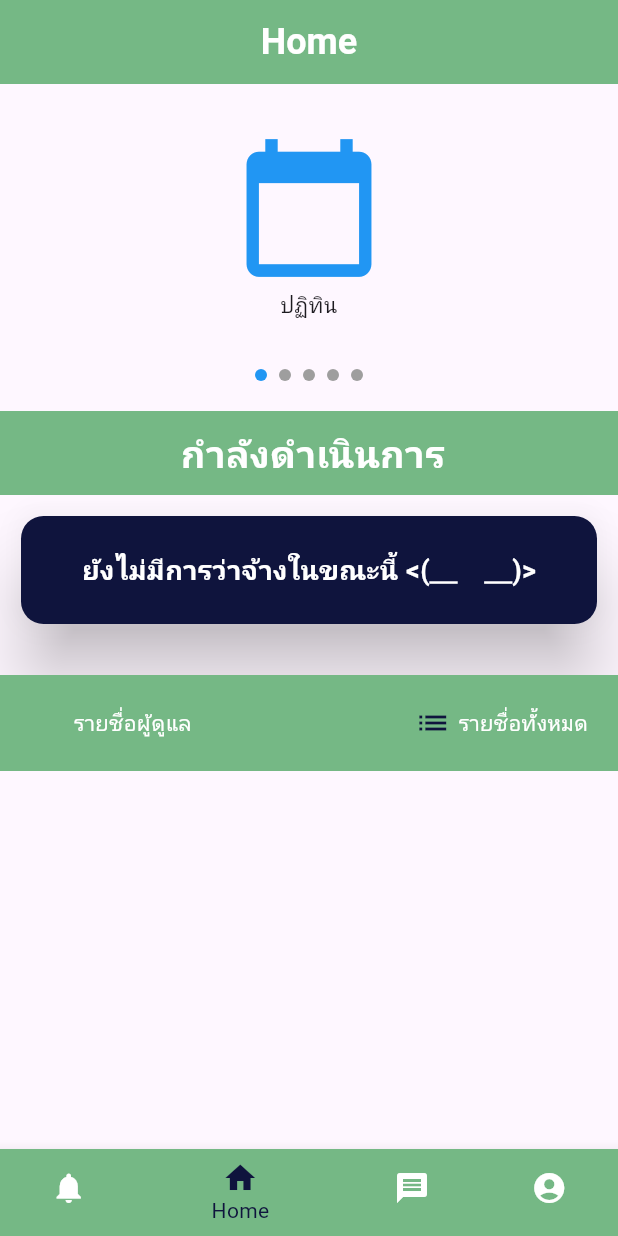
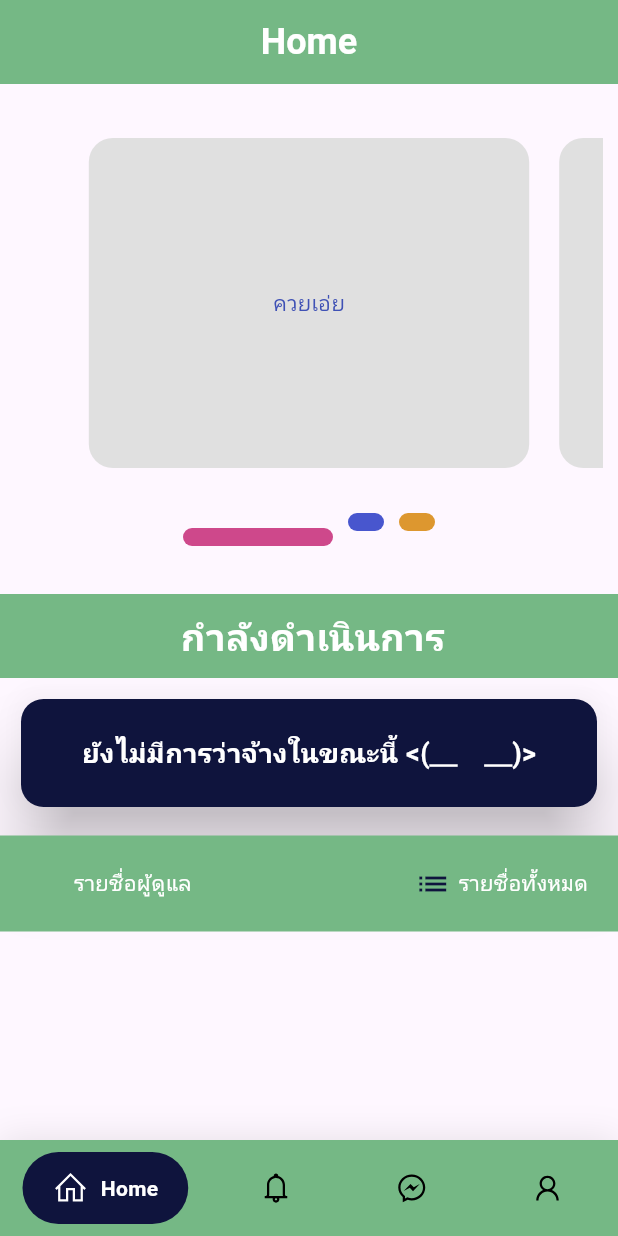
Before and after one commit to s6352410011/CarePatient, a Flutter app: the HomeMainPatientUI screen opened directly, on a phone screen of 412 x 824 dp. Run offline on Flutter 3.47's test engine with Material 3 defaults, Android fonts, the phone set to English and light mode, and no system bars; drawn by our look-alikes of google_nav_bar, smooth_page_indicator; our stand-ins replace animate_do, cloud_firestore, email_validator, file_picker, firebase_auth, firebase_core and 6 more; accounts and stored records are empty; network calls fail.

Commit message:
Fix UI New Home

```diff
--- /dev/null
+++ b/lib/Patient_Page/ShowPage/page1.dart
@@ -0,0 +1,25 @@
+import 'package:flutter/material.dart';
+
+class ShowPage1 extends StatelessWidget {
+  const ShowPage1({Key? key}) : super(key: key);
+
+  @override
+  Widget build(BuildContext context) {
+    return Container(
+      decoration: BoxDecoration(
+        borderRadius: BorderRadius.circular(16),
+        color: Colors.grey.shade300,
+      ),
+      margin: EdgeInsets.symmetric(horizontal: 10, vertical: 10),
+      child: Container(
+        height: 280,
+        child: Center(
+          child: Text(
+            "ควยเอ่ย",
+            style: TextStyle(color: Colors.indigo),
+          ),
+        ),
+      ),
+    );
+  }
+}
--- /dev/null
+++ b/lib/Patient_Page/ShowPage/page2.dart
@@ -0,0 +1,25 @@
+import 'package:flutter/material.dart';
+
+class ShowPage2 extends StatelessWidget {
+  const ShowPage2({Key? key}) : super(key: key);
+
+  @override
+  Widget build(BuildContext context) {
+    return Container(
+      decoration: BoxDecoration(
+        borderRadius: BorderRadius.circular(16),
+        color: Colors.grey.shade300,
+      ),
+      margin: EdgeInsets.symmetric(horizontal: 10, vertical: 10),
+      child: Container(
+        height: 280,
+        child: Center(
+          child: Text(
+            "เมื่อไหร่จะจบ",
+            style: TextStyle(color: Colors.indigo),
+          ),
+        ),
+      ),
+    );
+  }
+}
--- a/lib/Patient_Page/home_patient_ui.dart
+++ b/lib/Patient_Page/home_patient_ui.dart
@@ -1,15 +1,17 @@
-import 'package:care_patient/Calendar_Page/calendar.dart';
 import 'package:care_patient/Caregiver_Page/data_patient_ui.dart';
-import 'package:care_patient/Pages/historywork_ui.dart';
-import 'package:care_patient/Pages/map_ui.dart';
-import 'package:care_patient/Pages/review_ui.dart';
 import 'package:care_patient/Patient_Page/allcaregiver_ui.dart';
 import 'package:care_patient/class/database.dart';
+import 'package:care_patient/test.dart';
 import 'package:firebase_core/firebase_core.dart';
 import 'package:flutter/material.dart';
 import 'package:care_patient/class/color.dart';
 import 'package:cloud_firestore/cloud_firestore.dart';
 import 'package:firebase_auth/firebase_auth.dart';
+import 'package:care_patient/Patient_Page/ShowPage/page1.dart';
+import 'package:care_patient/Patient_Page/ShowPage/page2.dart';
+import 'package:care_patient/Patient_Page/ShowPage/page3.dart';
+import 'package:care_patient/class/color.dart';
+import 'package:smooth_page_indicator/smooth_page_indicator.dart';
 
 class HomePatientUI extends StatefulWidget {
   const HomePatientUI({super.key});
@@ -19,170 +21,72 @@ class HomePatientUI extends StatefulWidget {
 }
 
 class _HomePatientUIState extends State<HomePatientUI> {
-  int _selectedIndex = 0; // ตั้งค่าเริ่มต้นของ index ปัจจุบัน
+  final controller = PageController(viewportFraction: 0.8, keepPage: true);
+  int _currentPage = 0;
+
+  @override
+  void initState() {
+    super.initState();
+    _startLoop();
+  }
+
+  void _startLoop() {
+    Future.delayed(Duration(seconds: 5), () {
+      if (_currentPage < 3) {
+        _currentPage++;
+      } else {
+        _currentPage = 0;
+      }
+      if (mounted) {
+        controller.animateToPage(
+          _currentPage,
+          duration: Duration(milliseconds: 500),
+          curve: Curves.easeInOut,
+        );
+        _startLoop();
+      }
+    });
+  }
+
+  @override
+  void dispose() {
+    controller.dispose();
+    super.dispose();
+  }
 
   @override
   Widget build(BuildContext context) {
-    List<String> labels = [
-      'ปฏิทิน',
-      'ประวัติการว่าจ้าง',
-      'ข้อมูลผู้ดูแล',
-      'แผนที่',
-      'คะแนนรีวิว'
+    final pages = <Widget>[
+      ShowPage1(),
+      ShowPage2(),
+      ShowPage3(),
     ];
+
+    final colors = <Color>[
+      AllColor.DotsPrimary,
+      AllColor.DotsSecondary,
+      AllColor.DotsThird,
+    ];
+
     return Scaffold(
       body: Column(
         crossAxisAlignment: CrossAxisAlignment.stretch,
         children: [
-          SizedBox(height: 10),
           Padding(
             padding: const EdgeInsets.all(10.0),
-            child: buildCarousel(labels),
+            child: PageViewWithIndicator(
+              controller: controller,
+              pages: pages,
+              colors: colors,
+            ),
           ),
-          SizedBox(height: 10),
-          buildDots(labels.length),
-          const SizedBox(height: 20.0),
           buildRowTabBar(context, ['กำลังดำเนินการ']),
-          //buildCardWithContact(context), // ทำ if else เพิ่มหน้ากำลังดำเนินการ ใส่่ชื่ผู้ดูแล แบบสไลด์ขึ้นลงได้
           buildCardWithNoHire(context),
-          // buildCardWithWait(context),
-          const SizedBox(height: 20.0),
+          const SizedBox(height: 5),
           buildRowWithNames(context, ['รายชื่อผู้ดูแล', 'รายชื่อทั้งหมด']),
           const SizedBox(height: 10.0),
-          // registerUsersListWidget(),
-          // AllUserData(),
-          // UserDataWidget(),
           UserDataWidget(),
         ],
-      ),
-    );
-  }
-
-  Widget buildCarousel(List<String> labels) {
-    return SizedBox(
-      height: 150,
-      child: PageView.builder(
-        itemCount: labels.length,
-        onPageChanged: (index) {
-          setState(() {
-            _selectedIndex = index;
-          });
-        },
-        itemBuilder: (context, index) {
-          return buildSlide(labels[index]);
-        },
-      ),
-    );
-  }
-
-  Widget buildSlide(String label) {
-    IconData iconData;
-    Color iconColor;
-
-    switch (label) {
-      case 'ปฏิทิน':
-        iconData = Icons.calendar_today;
-        iconColor = Colors.blue;
-        break;
-      case 'ประวัติการว่าจ้าง':
-        iconData = Icons.history;
-        iconColor = Colors.green;
-        break;
-      case 'ข้อมูลผู้ดูแล':
-        iconData = Icons.person;
-        iconColor = Colors.amber;
-        break;
-      case 'แผนที่':
-        iconData = Icons.map;
-        iconColor = Colors.red;
-        break;
-      case 'คะแนนรีวิว':
-        iconData = Icons.star;
-        iconColor = Colors.yellow;
-        break;
-      default:
-        iconData = Icons.error;
-        iconColor = Colors.grey;
-        break;
-    }
-    return GestureDetector(
-      // Change InkWell to GestureDetector
-      onTap: () {
-        switch (label) {
-          case 'ปฏิทิน':
-            Navigator.push(
-              context,
-              MaterialPageRoute(
-                builder: (context) => CalendarUI(),
-              ),
-            );
-            break;
-          case 'ประวัติการว่าจ้าง':
-            Navigator.push(
-              context,
-              MaterialPageRoute(
-                builder: (context) => HistoryWorkPage(),
-              ),
-            );
-            break;
-          case 'ข้อมูลผู้ดูแล':
-            Navigator.push(
-              context,
-              MaterialPageRoute(
-                builder: (context) => MapPage(),
-              ),
-            );
-            break;
-          case 'แผนที่':
-            Navigator.push(
-              context,
-              MaterialPageRoute(
-                builder: (context) => ReviewPage(),
-              ),
-            );
-            break;
-          case 'คะแนนรีวิว':
-            Navigator.push(
-              context,
-              MaterialPageRoute(
-                builder: (context) => ReviewPage(),
-              ),
-            );
-            break;
-          default:
-            break;
-        }
-      },
-      child: Container(
-        margin: EdgeInsets.symmetric(horizontal: 15),
-        child: Column(
-          mainAxisAlignment: MainAxisAlignment.center,
-          children: [
-            Icon(iconData, color: iconColor, size: 100),
-            SizedBox(height: 5),
-            Text(label),
-          ],
-        ),
-      ),
-    );
-  }
-
-  Widget buildDots(int count) {
-    return Row(
-      mainAxisAlignment: MainAxisAlignment.center,
-      children: List.generate(
-        count,
-        (index) => Container(
-          margin: EdgeInsets.symmetric(horizontal: 4),
-          width: 8,
-          height: 8,
-          decoration: BoxDecoration(
-            shape: BoxShape.circle,
-            color: index == _selectedIndex
-                ? Colors.blue
-                : Colors.grey, // กำหนดสีของ dots ตาม selectedIndex
-          ),
-        ),
       ),
     );
   }
@@ -440,29 +344,48 @@ Widget buildCardWithNoHire(BuildContext context) {
   );
 }
 
-class UserDataWidget extends StatelessWidget {
+class UserDataWidget extends StatefulWidget {
+  @override
+  _UserDataWidgetState createState() => _UserDataWidgetState();
+}
+
+class _UserDataWidgetState extends State<UserDataWidget> {
+  late Future<List<String>> _userDataFuture;
+
+  @override
+  void initState() {
+    super.initState();
+    _userDataFuture = _loadUserData();
+  }
+
+  Future<List<String>> _loadUserData() async {
+    QuerySnapshot querySnapshot =
+        await FirebaseFirestore.instance.collection('general').get();
+    List<String> names = [];
+    querySnapshot.docs.forEach((doc) {
+      final data = doc.data();
+      if (data != null) {
+        final name = (data as Map<String, dynamic>)['Name'] as String?;
+        if (name != null) {
+          names.add(name);
+        }
+      }
+    });
+    return names;
+  }
+
   @override
   Widget build(BuildContext context) {
-    return StreamBuilder(
-      stream: FirebaseFirestore.instance.collection('general').snapshots(),
-      builder: (context, snapshot) {
+    return FutureBuilder(
+      future: _userDataFuture,
+      builder: (context, AsyncSnapshot<List<String>> snapshot) {
         if (snapshot.connectionState == ConnectionState.waiting) {
-          return CircularProgressIndicator(); // หรือโหลด UI อื่นๆ เมื่อรอข้อมูล
+          return CircularProgressIndicator();
         }
         if (snapshot.hasError) {
           return Text('เกิดข้อผิดพลาด: ${snapshot.error}');
         }
-        final QuerySnapshot querySnapshot = snapshot.data as QuerySnapshot;
-        final List<String> names = [];
-        querySnapshot.docs.forEach((doc) {
-          final data = doc.data();
-          if (data != null) {
-            final name = (data as Map<String, dynamic>)['Name'] as String?;
-            if (name != null) {
-              names.add(name);
-            }
-          }
-        });
+        List<String> names = snapshot.data!;
         return Expanded(
           child: ListView.builder(
             itemCount: names.length,
@@ -491,3 +414,69 @@ class UserDataWidget extends StatelessWidget {
     );
   }
 }
+
+// Show Page 3 Page
+class PageViewWithIndicator extends StatelessWidget {
+  final PageController controller;
+  final List<Widget> pages;
+  final List<Color> colors;
+
+  const PageViewWithIndicator({
+    Key? key,
+    required this.controller,
+    required this.pages,
+    required this.colors,
+  }) : super(key: key);
+
+  @override
+  Widget build(BuildContext context) {
+    return Column(
+      crossAxisAlignment: CrossAxisAlignment.center,
+      children: <Widget>[
+        SizedBox(height: 16),
+        SizedBox(
+          height: 240,
+          child: PageView.builder(
+            controller: controller,
+            itemCount: pages.length,
+            itemBuilder: (_, index) {
+              return pages[index % pages.length];
+            },
+          ),
+        ),
+        SizedBox(
+          height: 20,
+        ),
+        Container(
+          child: Center(
+            child: SmoothPageIndicator(
+              controller: controller,
+              count: pages.length,
+              effect: CustomizableEffect(
+                activeDotDecoration: DotDecoration(
+                  width: 100,
+                  height: 12,
+                  color: colors[0], // สี dots สถานะที่ 1
+                  rotationAngle: 180,
+                  verticalOffset: -10,
+                  borderRadius: BorderRadius.circular(24),
+                ),
+                dotDecoration: DotDecoration(
+                  width: 24,
+                  height: 12,
+                  color: Colors.grey,
+                  borderRadius: BorderRadius.circular(16),
+                  verticalOffset: 0,
+                ),
+                spacing: 10.0, // ระยะห่างระหว่าง dots
+                inActiveColorOverride: (i) =>
+                    colors[i], // เลือกสี dots ในสถานะที่ไม่ได้ active
+              ),
+            ),
+          ),
+        ),
+        const SizedBox(height: 32.0),
+      ],
+    );
+  }
+}
--- a/lib/Patient_Page/main_PatientUI.dart
+++ b/lib/Patient_Page/main_PatientUI.dart
@@ -1,9 +1,11 @@
+import 'package:flutter/material.dart';
+import 'package:google_nav_bar/google_nav_bar.dart';
+import 'package:line_icons/line_icons.dart';
 import 'package:care_patient/Patient_Page/home_patient_ui.dart';
 import 'package:care_patient/chat/chat_home.dart';
 import 'package:care_patient/class/AuthenticationService.dart';
 import 'package:care_patient/class/user_data.dart';
 import 'package:care_patient/login_ui.dart';
-import 'package:flutter/material.dart';
 import 'package:care_patient/class/color.dart';
 import 'package:care_patient/navbar/Account_Page/account_ui.dart';
 import 'package:care_patient/navbar/notifications_ui.dart';
@@ -17,20 +19,18 @@ class HomeMainPatientUI extends StatefulWidget {
 }
 
 class _HomeMainPatientUIState extends State<HomeMainPatientUI> {
-  int _selectedIndex = 1; // กำหนดค่าเริ่มต้นเป็น 1 เพื่อเลือกหน้า "Home"
+  int _selectedIndex = 0; // กำหนดค่าเริ่มต้นเป็น 1 เพื่อเลือกหน้า "Home"
 
   final List<Widget> _pages = [
+    HomePatientUI(),
     NotificationsUI(),
-    HomePatientUI(),
     ChatHome(),
     AccountUI(),
   ];
-
-  final List<String> _titles = ['Notifications', 'Home', 'Messages', 'Account'];
+  final List<String> _titles = ['Home', 'Notifications', 'Messages', 'Account'];
 
   Color _backgroundColor = AllColor.pr;
   Color _textColor = Colors.white;
-
   void _onItemTapped(int index) {
     setState(() {
       _selectedIndex = index;
@@ -87,6 +87,7 @@ class _HomeMainPatientUIState extends State<HomeMainPatientUI> {
         return false; // ไม่อนุญาตให้กดปุ่มย้อนกลับได้โดยตรง
       },
       child: Scaffold(
+        //backgroundColor: Colors.white,
         appBar: AppBar(
           automaticallyImplyLeading: false, // กำหนดให้ไม่แสดงปุ่ม back
           backgroundColor: _backgroundColor,
@@ -103,29 +104,63 @@ class _HomeMainPatientUIState extends State<HomeMainPatientUI> {
         body: Center(
           child: _pages.elementAt(_selectedIndex),
         ),
-        bottomNavigationBar: BottomNavigationBar(
-          items: const <BottomNavigationBarItem>[
-            BottomNavigationBarItem(
-              icon: Icon(Icons.notifications),
-              label: 'Notifications',
+        bottomNavigationBar: Container(
+          decoration: BoxDecoration(
+            color: AllColor.pr, // สีพื้นหลังของ Bottom Navigation Bar เป็นสีขาว
+            boxShadow: [
+              BoxShadow(
+                blurRadius: 20,
+                color: Colors.black
+                    .withOpacity(.1), // สีของเงาที่ปรากฏเมื่อมีการเลื่อน
+              )
+            ],
+          ),
+          child: SafeArea(
+            child: Padding(
+              padding:
+                  const EdgeInsets.symmetric(horizontal: 15.0, vertical: 8),
+              child: GNav(
+                rippleColor:
+                    Colors.grey[300]!, // สีของเส้นสัมผัสเมื่อแตะที่แท็บ
+                hoverColor: AllColor.sc!, // สีพื้นหลังเมื่อชี้ที่แท็บ
+                gap: 8, // ระยะห่างระหว่างแท็บ
+                activeColor:
+                    Colors.white, // สีของ icon และข้อความเมื่อเลือกแท็บ
+                iconSize: 24, // ขนาดของ icon
+                padding: EdgeInsets.symmetric(
+                    horizontal: 20, vertical: 12), // การขยายขนาดแท็บ
+                duration: Duration(
+                    milliseconds:
+                        400), // ระยะเวลาในการแสดงเอฟเฟกต์ขณะเปลี่ยนแท็บ
+                tabBackgroundColor: AllColor.sc, // สีพื้นหลังแท็บ
+                color: Colors.black,
+                tabs: [
+                  GButton(
+                    icon: LineIcons.home,
+                    text: 'Home',
+                  ),
+                  GButton(
+                    icon: LineIcons.bell,
+                    text: 'Notifications',
+                  ),
+                  GButton(
+                    icon: LineIcons.facebookMessenger,
+                    text: 'Messages',
+                  ),
+                  GButton(
+                    icon: LineIcons.user,
+                    text: 'Account',
+                  ),
+                ],
+                selectedIndex: _selectedIndex,
+                onTabChange: (index) {
+                  setState(() {
+                    _selectedIndex = index;
+                  });
+                },
+              ),
             ),
-            BottomNavigationBarItem(
-              icon: Icon(Icons.home),
-              label: 'Home',
-            ),
-            BottomNavigationBarItem(
-              icon: Icon(Icons.message),
-              label: 'Messages',
-            ),
-            BottomNavigationBarItem(
-              icon: Icon(Icons.account_circle),
-              label: 'Account',
-            ),
-          ],
-          currentIndex: _selectedIndex,
-          selectedItemColor: AllColor.sc,
-          unselectedItemColor: Colors.white,
-          onTap: _onItemTapped,
+          ),
         ),
       ),
     );
--- a/lib/class/color.dart
+++ b/lib/class/color.dart
@@ -6,4 +6,10 @@ class AllColor {
   static const Color sc = Color.fromARGB(255, 15, 20, 61);
   static const Color tr = Color.fromARGB(255, 170, 94, 100);
   static const Color bt = Color.fromARGB(255, 170, 94, 100);
+
+  //-------------------------------------
+  static const Color DotsPrimary = Color.fromARGB(255, 206, 72, 139);
+  static const Color DotsSecondary = Color.fromARGB(255, 72, 86, 206);
+  static const Color DotsThird = Color.fromARGB(255, 221, 151, 47);
+  static const Color DotsFour = Color.fromARGB(255, 34, 88, 61);
 }
--- a/lib/main.dart
+++ b/lib/main.dart
@@ -1,5 +1,7 @@
+import 'package:care_patient/Patient_Page/main_PatientUI.dart';
 import 'package:care_patient/login_ui.dart';
 import 'package:care_patient/class/firebase_options.dart';
+import 'package:care_patient/test.dart';
 import 'package:flutter/material.dart';
 import 'package:care_patient/class/color.dart';
 import 'package:firebase_core/firebase_core.dart';
--- a/pubspec.yaml
+++ b/pubspec.yaml
@@ -52,6 +52,11 @@ dependencies:
   #flutter_localization: ^0.2.0
   intl: ^0.19.0
   carousel_slider: ^4.2.1
+  # water_drop_nav_bar: ^2.2.1
+  # พี่เพิ่มเอง
+  google_nav_bar: ^5.0.6
+  line_icons: ^2.0.3
+  smooth_page_indicator: ^1.1.0
 
 
   # flutter_facebook_auth: ^6.1.1
```
Also changed, not shown: lib/Caregiver_Page/main_caregiverUI.dart (+62 -27 lines), lib/Patient_Page/ShowPage/page3.dart (added, +25 -0 lines), lib/test.dart (added, +140 -0 lines), pubspec.lock, 1 other file.
